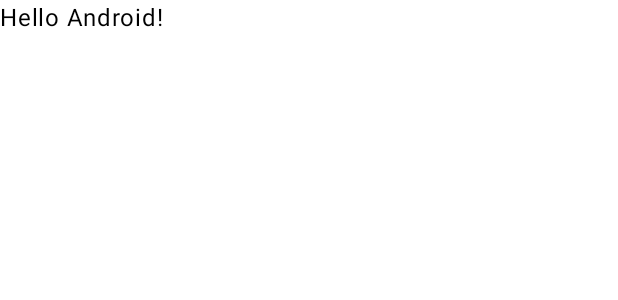
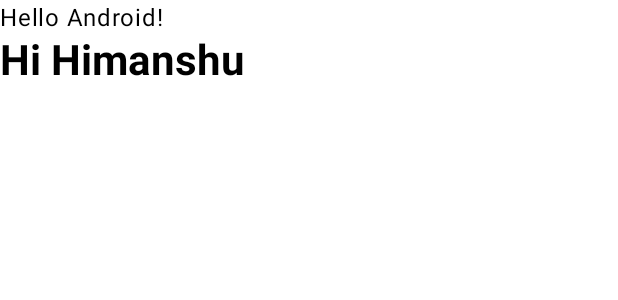
Before and after one commit to dev-himanshu08/jetpack-compose, an Android app built with Jetpack Compose: the @Preview function GreetingPreview, on a phone screen of 412 x 824 dp. Shown: the top 300 px of the screen. Run offline under Robolectric (Android 15) with nearby library versions, the phone set to English and light mode, and no system bars.

Commit message:
An introduction with Jetpack Compose

```diff
--- a/app/src/main/java/com/app/compose/MainActivity.kt
+++ b/app/src/main/java/com/app/compose/MainActivity.kt
@@ -4,6 +4,7 @@ import android.os.Bundle
 import androidx.activity.ComponentActivity
 import androidx.activity.compose.setContent
 import androidx.activity.enableEdgeToEdge
+import androidx.compose.foundation.layout.Column
 import androidx.compose.foundation.layout.fillMaxSize
 import androidx.compose.foundation.layout.padding
 import androidx.compose.material3.Scaffold
@@ -12,6 +13,7 @@ import androidx.compose.runtime.Composable
 import androidx.compose.ui.Modifier
 import androidx.compose.ui.tooling.preview.Preview
 import com.app.compose.ui.theme.JetpackComposeTheme
+import com.app.compose.ui.theme.Typography
 
 class MainActivity : ComponentActivity() {
     override fun onCreate(savedInstanceState: Bundle?) {
@@ -20,10 +22,12 @@ class MainActivity : ComponentActivity() {
         setContent {
             JetpackComposeTheme {
                 Scaffold(modifier = Modifier.fillMaxSize()) { innerPadding ->
-                    Greeting(
-                        name = "Android",
+                    Column(
                         modifier = Modifier.padding(innerPadding)
-                    )
+                    ) {
+                        Greeting("Android")
+                        CustomText("Hi Himanshu")
+                    }
                 }
             }
         }
@@ -38,10 +42,21 @@ fun Greeting(name: String, modifier: Modifier = Modifier) {
     )
 }
 
+@Composable
+fun CustomText(text: String) {
+    Text(
+        text = text,
+        style = Typography.headlineLarge
+    )
+}
+
 @Preview(showBackground = true)
 @Composable
 fun GreetingPreview() {
     JetpackComposeTheme {
-        Greeting("Android")
+        Column {
+            Greeting("Android")
+            CustomText("Hi Himanshu")
+        }
     }
 }
--- a/app/src/main/java/com/app/compose/ui/theme/Theme.kt
+++ b/app/src/main/java/com/app/compose/ui/theme/Theme.kt
@@ -1,6 +1,5 @@
 package com.app.compose.ui.theme
 
-import android.app.Activity
 import android.os.Build
 import androidx.compose.foundation.isSystemInDarkTheme
 import androidx.compose.material3.MaterialTheme
```
Also changed, not shown: app/src/main/java/com/app/compose/ui/theme/Type.kt (+7 -0 lines).
